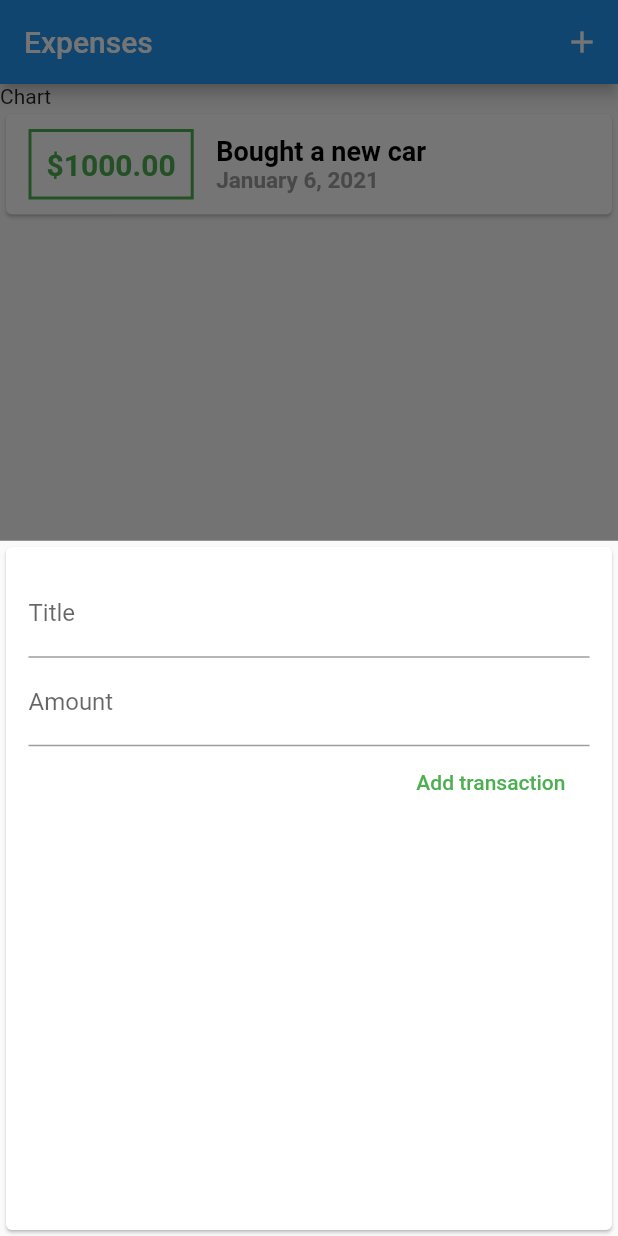
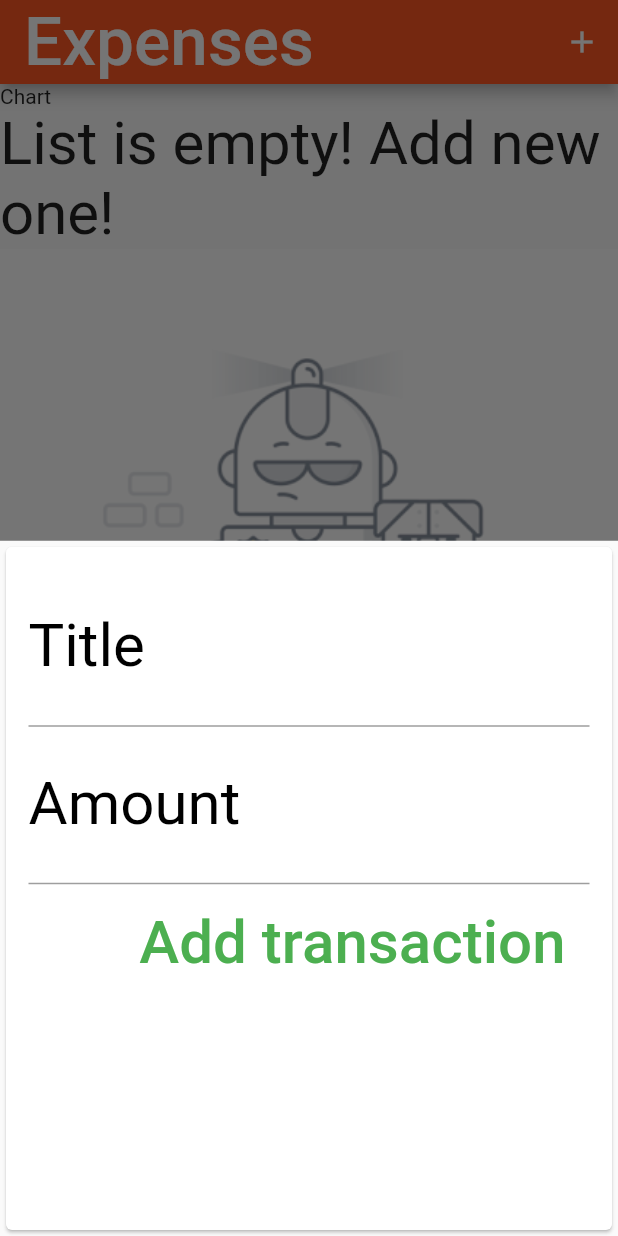
Before and after one commit to DimaMamaev/flutter-crud, a Flutter app: the screen it shows after launch, after a tap on the "add" icon, on a phone screen of 412 x 824 dp. Run offline on Flutter 3.47's test engine with Material 2 defaults, Android fonts, the phone set to English and light mode, and no system bars; Roboto replaces fonts that are missing (EastSeaDokdo).

Commit message:
add custom theme & fonts & images

```diff
--- a/lib/components/transactionCard.dart
+++ b/lib/components/transactionCard.dart
@@ -23,13 +23,15 @@ class TransactionCard extends StatelessWidget {
                       margin:
                           EdgeInsets.symmetric(vertical: 10, horizontal: 15),
                       decoration: BoxDecoration(
-                          border: Border.all(color: Colors.green, width: 2)),
+                          border: Border.all(
+                              color: Theme.of(context).primaryColor, width: 2)),
                       child: Text(
                         '\$${transactions[index].amount.toStringAsFixed(2)}',
                         style: TextStyle(
-                            fontWeight: FontWeight.bold,
-                            fontSize: 20,
-                            color: Colors.green),
+                          fontWeight: FontWeight.bold,
+                          fontSize: 35,
+                          color: Theme.of(context).primaryColor,
+                        ),
                       )),
                   Column(
                     crossAxisAlignment: CrossAxisAlignment.start,
@@ -37,14 +39,14 @@ class TransactionCard extends StatelessWidget {
                       Text(transactions[index].title,
                           style: TextStyle(
                               fontWeight: FontWeight.bold,
-                              fontSize: 18,
+                              fontSize: 40,
                               color: Colors.black)),
                       Text(
                           DateFormat.yMMMMd()
                               .format(transactions[index].dateTime),
                           style: TextStyle(
                               fontWeight: FontWeight.bold,
-                              fontSize: 15,
+                              fontSize: 35,
                               color: Colors.grey)),
                     ],
                   ),
--- /dev/null
+++ b/lib/components/transactionsEmpty.dart
@@ -0,0 +1,22 @@
+import 'package:flutter/material.dart';
+
+class TransactionsEmpty extends StatelessWidget {
+  @override
+  Widget build(BuildContext context) {
+    return Column(
+      children: [
+        Text(
+          'List is empty! Add new one!',
+          style: TextStyle(fontSize: 40),
+        ),
+        Container(
+          height: 350,
+          child: Image.asset(
+            'assets/images/empty_list.gif',
+            fit: BoxFit.cover,
+          ),
+        )
+      ],
+    );
+  }
+}
--- a/lib/components/transactionsInput.dart
+++ b/lib/components/transactionsInput.dart
@@ -38,21 +38,39 @@ class _TransactionInputState extends State<TransactionInput> {
             TextField(
               decoration: InputDecoration(
                 labelText: 'Title',
+                labelStyle: TextStyle(
+                  fontSize: 40,
+                  color: Colors.black,
+                ),
               ),
+              style: TextStyle(fontSize: 40),
               keyboardType: TextInputType.text,
               controller: titleController,
               onSubmitted: (_) => _onSubmitHandler(),
             ),
             TextField(
-              decoration: InputDecoration(labelText: 'Amount'),
+              decoration: InputDecoration(
+                labelText: 'Amount',
+                labelStyle: TextStyle(
+                  fontSize: 40,
+                  color: Colors.black,
+                ),
+              ),
+              style: TextStyle(fontSize: 40),
+              keyboardType: TextInputType.number,
               controller: amountController,
-              keyboardType: TextInputType.number,
               onSubmitted: (_) => _onSubmitHandler(),
+            ),
+            SizedBox(
+              height: 15,
             ),
             FlatButton(
               textColor: Colors.green,
               onPressed: _onSubmitHandler,
-              child: Text('Add transaction'),
+              child: Text(
+                'Add transaction',
+                style: TextStyle(fontSize: 40),
+              ),
             )
           ],
         ),
--- a/lib/main.dart
+++ b/lib/main.dart
@@ -1,4 +1,5 @@
 import 'package:crud/components/transactionCard.dart';
+import 'package:crud/components/transactionsEmpty.dart';
 import 'package:crud/components/transactionsInput.dart';
 import 'package:crud/model/transaction.dart';
 import 'package:flutter/material.dart';
@@ -10,6 +11,10 @@ class MyApp extends StatelessWidget {
   Widget build(BuildContext context) {
     return MaterialApp(
       title: 'Expenses',
+      theme: ThemeData(
+        primarySwatch: Colors.deepOrange,
+        fontFamily: 'EastSeaDokdo',
+      ),
       home: MainPage(),
     );
   }
@@ -21,14 +26,7 @@ class MainPage extends StatefulWidget {
 }
 
 class _MainPageState extends State<MainPage> {
-  final List<Transaction> transactions = [
-    Transaction(
-      id: '1',
-      title: 'Bought a new car',
-      amount: 1000,
-      dateTime: DateTime.now(),
-    ),
-  ];
+  final List<Transaction> transactions = [];
 
   void _addTransactionHandler(
       String transactionTitle, double transactionAmount) {
@@ -54,7 +52,10 @@ class _MainPageState extends State<MainPage> {
   Widget build(BuildContext context) {
     return Scaffold(
       appBar: AppBar(
-        title: Text('Expenses'),
+        title: Text(
+          'Expenses',
+          style: TextStyle(fontSize: 45),
+        ),
         actions: [
           IconButton(
             icon: Icon(Icons.add),
@@ -70,7 +71,9 @@ class _MainPageState extends State<MainPage> {
           ),
           Column(
             children: [
-              TransactionCard(transactions),
+              transactions.isEmpty
+                  ? TransactionsEmpty()
+                  : TransactionCard(transactions),
             ],
           )
         ],
```
Also changed, not shown: pubspec.yaml (+7 -8 lines), assets/images/empty_list.gif (added), 1 other file.
